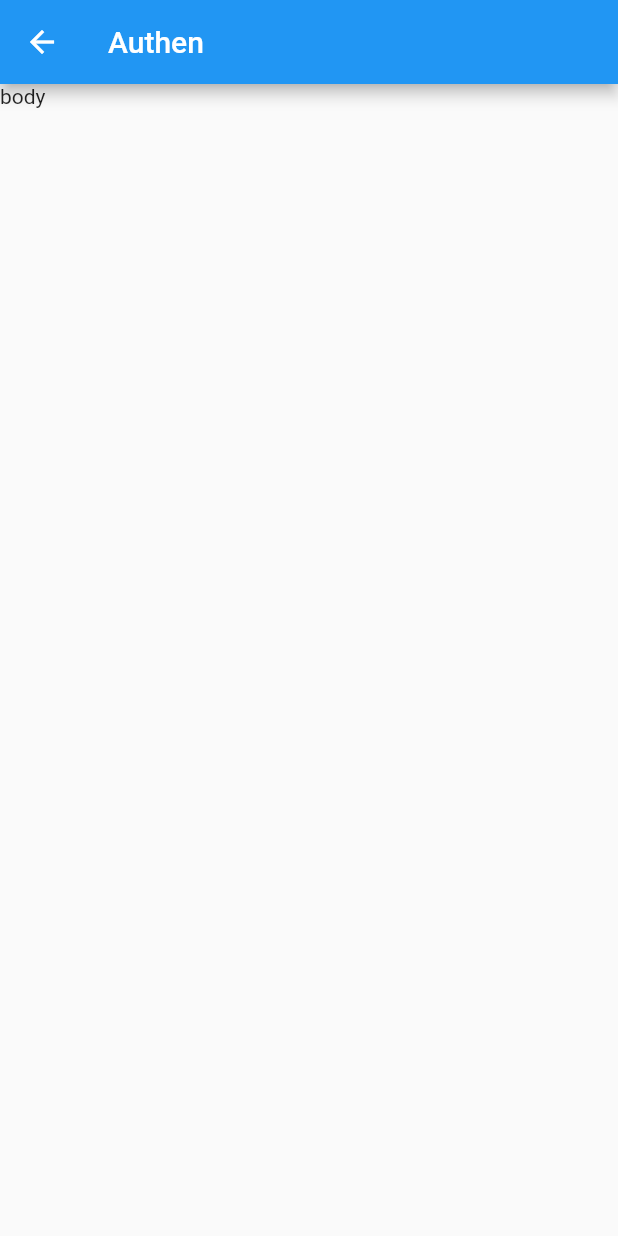
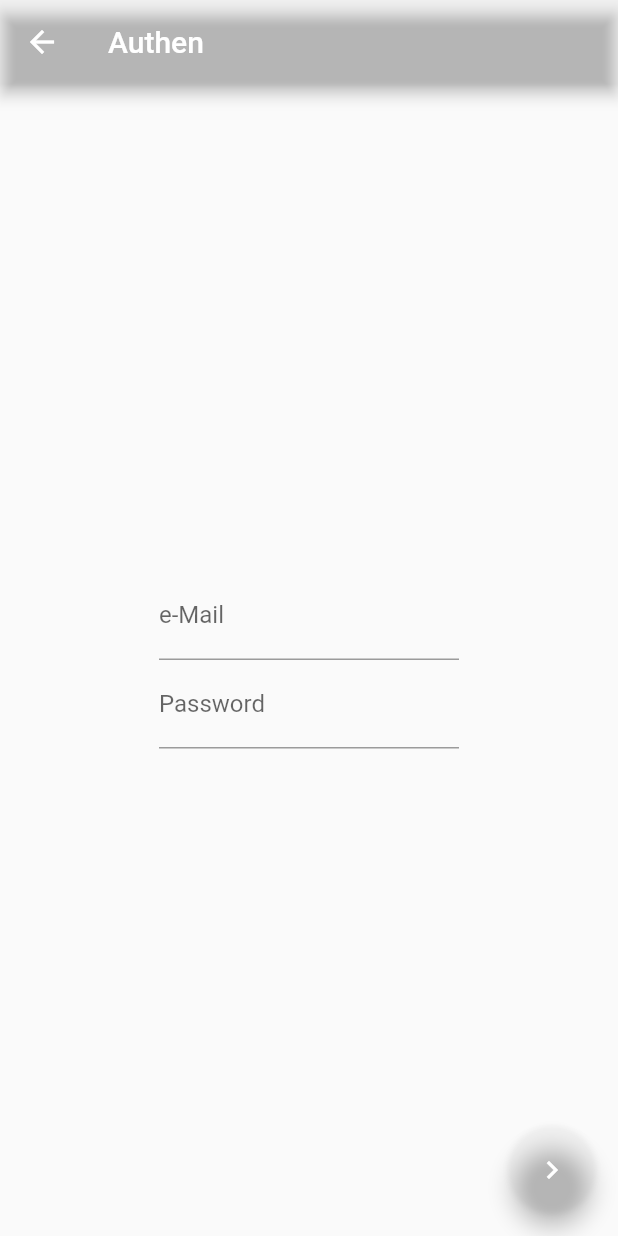
Before and after one commit to rhythmslyer/Fultter_MJ_pilab, a Flutter app: the screen it shows after launch, after a tap on "Sign In", on a phone screen of 412 x 824 dp. Run offline on Flutter 3.47's test engine with Material 2 defaults, Android fonts, the phone set to English and light mode, and no system bars; our stand-ins replace firebase_auth; accounts and stored records are empty; project files that could hold a hidden picture were left out.

Commit message:
Authen Success

```diff
--- a/lib/main.dart
+++ b/lib/main.dart
@@ -1,4 +1,5 @@
 import 'package:flutter/material.dart';
+import 'package:flutter/services.dart';
 import 'package:mj_pilab/screens/home.dart';
 
 main() {
@@ -8,7 +9,10 @@ main() {
 class Paputor extends StatelessWidget {
   @override
   Widget build(BuildContext context) {
+    SystemChrome.setPreferredOrientations(
+        [DeviceOrientation.portraitUp, DeviceOrientation.portraitDown]);
     return MaterialApp(
+      debugShowCheckedModeBanner: false,
       home: Home(),
     );
   }
--- a/lib/screens/authen.dart
+++ b/lib/screens/authen.dart
@@ -1,4 +1,6 @@
+import 'package:firebase_auth/firebase_auth.dart';
 import 'package:flutter/material.dart';
+import 'package:mj_pilab/screens/my_services.dart';
 
 class Authen extends StatefulWidget {
   @override
@@ -6,13 +8,95 @@ class Authen extends StatefulWidget {
 }
 
 class _AuthenState extends State<Authen> {
+  // explicit
+  final formkey = GlobalKey<FormState>();
+  String emailString = '', passwordString = '';
+  FirebaseAuth firebaseAuth = FirebaseAuth.instance;
+  final scaffoldkey = GlobalKey<ScaffoldState>();
+
+  //method
+  Widget emailText() {
+    return Container(
+      alignment: Alignment.center,
+      child: Container(
+        width: 200.0,
+        child: TextFormField(
+          keyboardType: TextInputType.emailAddress,
+          decoration: InputDecoration(labelText: 'e-Mail'),
+          onSaved: (String value) {
+            emailString = value;
+          },
+        ),
+      ),
+    );
+  }
+
+  Widget passwordText() {
+    return Container(
+      alignment: Alignment.center,
+      child: Container(
+        width: 200.0,
+        child: TextFormField(
+          obscureText: true,
+          decoration: InputDecoration(labelText: 'Password'),
+          onSaved: (String value) {
+            passwordString = value;
+          },
+        ),
+      ),
+    );
+  }
+
+  Future<void> checkAuthen() async {
+    await firebaseAuth
+        .signInWithEmailAndPassword(
+            email: emailString, password: passwordString)
+        .then((response) {
+      MaterialPageRoute myservicerount =
+          MaterialPageRoute(builder: (BuildContext context) => MyServices());
+      Navigator.of(context)
+          .pushAndRemoveUntil(myservicerount, (Route<dynamic> rount) => false);
+    }).catchError((response) {
+      String errorMessageString = response.message;
+      mySnacBar(errorMessageString);
+    });
+  }
+
+  void mySnacBar(String messageString) {
+    var snackBar = SnackBar(
+      backgroundColor: Color.fromRGBO(158, 158, 158, 0),
+      content: Text(messageString),
+    );
+    scaffoldkey.currentState.showSnackBar(snackBar);
+  }
+
   @override
   Widget build(BuildContext context) {
     return Scaffold(
+      key: scaffoldkey,
       appBar: AppBar(
+        backgroundColor: Color.fromRGBO(158, 158, 158, 0),
         title: Text('Authen'),
       ),
-      body: Text('body'),
+      body: Form(
+        key: formkey,
+        child: Column(
+          mainAxisAlignment: MainAxisAlignment.center,
+          children: <Widget>[emailText(), passwordText()],
+        ),
+      ),
+      floatingActionButton: FloatingActionButton(
+        backgroundColor: Color.fromRGBO(158, 158, 158, 0),
+        child: Icon(Icons.navigate_next),
+        onPressed: () {
+          formkey.currentState.save();
+          print('e-mail : $emailString , pssword : $passwordString');
+          checkAuthen();
+          // firebaseAuth.signInWithEmailAndPassword(email: emailString,password: passwordString).then((response){
+
+          // });
+        },
+      ),
     );
   }
 }
--- a/lib/screens/home.dart
+++ b/lib/screens/home.dart
@@ -1,8 +1,10 @@
 import 'dart:ui' as prefix0;
 
+import 'package:firebase_auth/firebase_auth.dart';
 import 'package:flutter/material.dart';
 import 'package:mj_pilab/main.dart';
 import 'package:mj_pilab/screens/authen.dart';
+import 'package:mj_pilab/screens/my_services.dart';
 import 'package:mj_pilab/screens/register.dart';
 
 class Home extends StatefulWidget {
@@ -17,6 +19,23 @@ class _HomeState extends State<Home> {
   double myh1 = 36.0;
 
   //Method
+
+  @override
+  void initState() {
+    super.initState();
+    changeStatus();
+  }
+
+  Future<void> changeStatus() async {
+    FirebaseAuth firebaseAuth = FirebaseAuth.instance;
+    FirebaseUser firebaseUser = await firebaseAuth.currentUser();
+    if (firebaseUser != null) {
+      var myservicesrount =
+          MaterialPageRoute(builder: (BuildContext context) => MyServices());
+      Navigator.of(context)
+          .pushAndRemoveUntil(myservicesrount, (Route<dynamic> rount) => false);
+    }
+  }
 
   Widget signUpBtnHome() {
     return Container(
--- a/pubspec.yaml
+++ b/pubspec.yaml
@@ -23,6 +23,9 @@ dependencies:
   # The following adds the Cupertino Icons font to your application.
   # Use with the CupertinoIcons class for iOS style icons.
   cupertino_icons: ^0.1.2
+  firebase_auth: ^0.14.0+1
+  firebase_core: ^0.4.0+8
+  http: ^0.12.0+2
 
 dev_dependencies:
   flutter_test:
```
Also changed, not shown: lib/model/profile.dart (added, +20 -0 lines), lib/screens/my_services.dart (added, +46 -0 lines), lib/screens/register.dart (+60 -1 lines), lib/screens/showapiweb.dart (added, +41 -0 lines), pubspec.lock, 3 other files.
